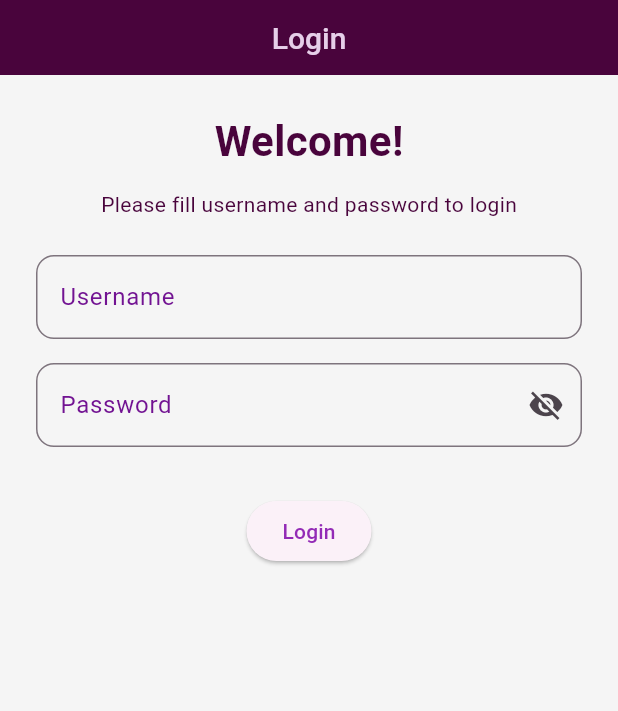
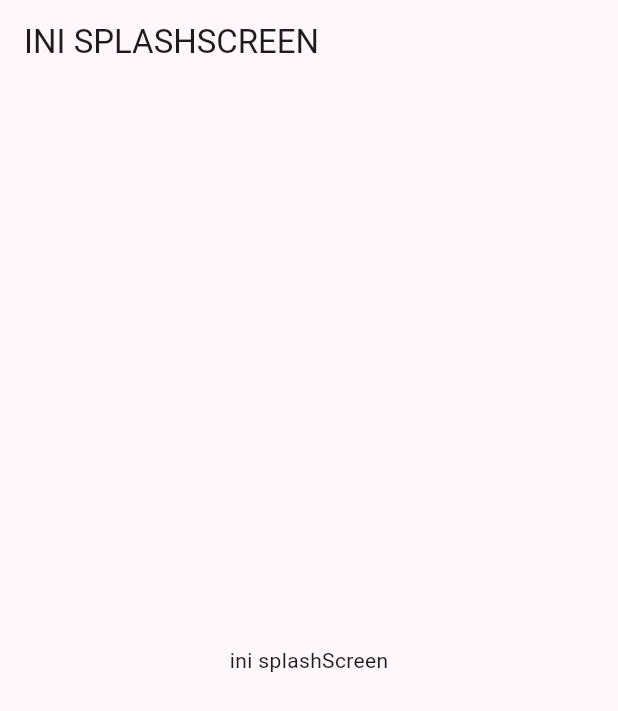
Before and after one commit to Mimirey/ToDoList_Project, a Flutter app: the first screen one second after launch, on a phone screen of 412 x 824 dp. Shown: the top 711 px of the screen. Run offline on Flutter 3.47's test engine with Material 3 defaults, Android fonts, the phone set to English and light mode, and no system bars; our stand-ins replace get, shared_preferences.

Commit message:
feat:[MI][SJM] feat/splashscreen

```diff
--- /dev/null
+++ b/todolist_project/lib/binding/splashscreen_binding.dart
@@ -0,0 +1,11 @@
+import 'package:get/get.dart';
+import 'package:get/get_core/src/get_main.dart';
+import 'package:get/get_instance/src/bindings_interface.dart';
+import 'package:todolist_project/controllers/splashscreen_controller.dart';
+
+class SplashscreenBinding extends Bindings{
+  @override
+  void dependencies() {
+    Get.lazyPut<SplashscreenController>(()=>SplashscreenController());
+  }
+}
--- a/todolist_project/lib/controllers/login_controller.dart
+++ b/todolist_project/lib/controllers/login_controller.dart
@@ -1,5 +1,6 @@
 import 'package:flutter/material.dart';
 import 'package:get/get.dart';
+import 'package:shared_preferences/shared_preferences.dart';
 import 'package:todolist_project/routes/routes.dart';
 
 class LoginController extends GetxController {
@@ -16,7 +17,7 @@ class LoginController extends GetxController {
   }
 
   // 🔹 Login sederhana (bisa dikembangkan)
-  void login(BuildContext context) {
+  Future<void> login(BuildContext context) async {
     String username = usernameController.text.trim();
     String password = passwordController.text.trim();
 
@@ -32,7 +33,8 @@ class LoginController extends GetxController {
 
     // Contoh login sederhana
     if (username == 'admin' && password == '123') {
-      // 🔹 Pastikan nama route benar
+      final prefs= await SharedPreferences.getInstance();
+      prefs.setString("username", usernameController.text.toString());
       Get.offAllNamed(AppRoutes.dahsboardPage);
     } else {
       ScaffoldMessenger.of(context).showSnackBar(
--- /dev/null
+++ b/todolist_project/lib/controllers/splashscreen_controller.dart
@@ -0,0 +1,30 @@
+import 'package:get/get.dart';
+import 'package:shared_preferences/shared_preferences.dart';
+import 'package:todolist_project/routes/routes.dart';
+
+class SplashscreenController extends GetxController{
+  @override
+  void onInit() {
+    // TODO: implement onInit
+    super.onInit();
+    checklogin();
+
+  }
+
+  checklogin() async {
+    final prefs= await SharedPreferences.getInstance();
+    await Future.delayed(Duration(seconds: 5));
+    if (prefs.getString("username")!= null){
+      Get.offAllNamed(AppRoutes.dahsboardPage);
+    }else{
+      Get.offAllNamed(AppRoutes.loginPage);
+    }
+  }
+
+  logout() async {
+    final prefs= await SharedPreferences.getInstance();
+    await prefs.clear();
+
+    Get.offAllNamed(AppRoutes.splashPage);
+  }
+}
--- a/todolist_project/lib/fragments/profile_fragment.dart
+++ b/todolist_project/lib/fragments/profile_fragment.dart
@@ -4,13 +4,16 @@ import 'package:get/get.dart';
 import 'package:get/instance_manager.dart';
 import 'package:todolist_project/components/custom_button.dart';
 import 'package:todolist_project/components/custom_colors.dart';
+import 'package:todolist_project/controllers/splashscreen_controller.dart';
 import 'package:todolist_project/routes/routes.dart';
 
 class ProfileFragment extends StatelessWidget {
   ProfileFragment({super.key});
 
+  final controller= Get.find<SplashscreenController>();
   @override
   Widget build(BuildContext context) {
+
     return Scaffold(
         appBar: AppBar(
           title: const Text("Profile", style: TextStyle(
@@ -164,7 +167,7 @@ class ProfileFragment extends StatelessWidget {
                     textConfirm: "Ya, Keluar",
                     confirmTextColor: AppColors.textPrimary,
                     onConfirm: () {
-                      Get.offAllNamed(AppRoutes.loginPage);
+                      controller.logout();
                     },
                     onCancel: () {},
                   );
--- a/todolist_project/lib/main.dart
+++ b/todolist_project/lib/main.dart
@@ -1,14 +1,18 @@
 import 'package:flutter/material.dart';
+import 'package:get/get.dart';
+import 'package:get/get_core/src/get_main.dart';
 import 'package:get/get_navigation/get_navigation.dart';
 import 'package:get/get_navigation/src/root/get_material_app.dart';
 import 'package:intl/date_symbol_data_local.dart';
 import 'package:todolist_project/components/custom_colors.dart';
+import 'package:todolist_project/controllers/splashscreen_controller.dart';
 import 'package:todolist_project/page/dashboard_page.dart';
 import 'package:todolist_project/pages.dart';
 import 'package:todolist_project/routes/routes.dart';
 
 Future<void> main() async {
    await initializeDateFormatting('id_ID', null);
+   Get.put(SplashscreenController(), permanent: true);
   runApp(const MyApp());
 }
 
@@ -24,7 +28,7 @@ class MyApp extends StatelessWidget {
         primaryColor: AppColors.textPrimary,
         colorScheme: ColorScheme.fromSeed(seedColor: AppColors.primary),
       ),
-      initialRoute: AppRoutes.loginPage,
+      initialRoute: AppRoutes.splashPage,
       getPages: AppPages.pages
     );
   }
--- /dev/null
+++ b/todolist_project/lib/page/splashscreen_page.dart
@@ -0,0 +1,22 @@
+import 'package:flutter/cupertino.dart';
+import 'package:flutter/material.dart';
+import 'package:get/get.dart';
+import 'package:get/get_core/src/get_main.dart';
+import 'package:todolist_project/controllers/splashscreen_controller.dart';
+
+class SplashscreenPage extends StatelessWidget {
+  SplashscreenPage({super.key});
+  final splashController= Get.find<SplashscreenController>();
+
+  @override
+  Widget build(BuildContext context) {
+    return Scaffold(
+      appBar : AppBar(title: Text("INI SPLASHSCREEN"),),
+      body: Center(
+        child: Container(
+          child: Text("ini splashScreen")
+        ),
+      ),
+    );
+  }
+}
--- a/todolist_project/lib/pages.dart
+++ b/todolist_project/lib/pages.dart
@@ -3,6 +3,7 @@ import 'package:todolist_project/binding/addNote_binding.dart';
 import 'package:todolist_project/binding/dashboard_binding.dart';
 import 'package:todolist_project/binding/editNote_binding.dart';
 import 'package:todolist_project/binding/login_binding.dart';
+import 'package:todolist_project/binding/splashscreen_binding.dart';
 import 'package:todolist_project/fragments/history_fragment.dart';
 import 'package:todolist_project/fragments/home_fragment.dart';
 import 'package:todolist_project/fragments/profile_fragment.dart';
@@ -10,6 +11,7 @@ import 'package:todolist_project/page/addNote_page.dart';
 import 'package:todolist_project/page/dashboard_page.dart';
 import 'package:todolist_project/page/editNote_page.dart';
 import 'package:todolist_project/page/login_page.dart';
+import 'package:todolist_project/page/splashscreen_page.dart';
 import 'package:todolist_project/routes/routes.dart';
 
 class AppPages{
@@ -17,9 +19,11 @@ class AppPages{
     GetPage(name: AppRoutes.dahsboardPage, page: ()=>DashboardPage(), binding: DashboardBinding()),
     GetPage(name: AppRoutes.homeFragment, page:()=>HomeFragment()),
     GetPage(name: AppRoutes.historyFragment, page:()=>HistoryFragment()),
-    GetPage(name: AppRoutes.profileFragment, page:()=>ProfileFragment()),
+    GetPage(name: AppRoutes.profileFragment, page:()=>ProfileFragment(), binding: SplashscreenBinding()),
     GetPage(name: AppRoutes.addNotePage, page: ()=>AddnotePage(),binding: AddnoteBinding()),
     GetPage(name: AppRoutes.editNotePage, page:()=>EditnotePage(),binding: EditNoteBinding()),
-    GetPage(name: AppRoutes.loginPage, page: ()=>LoginPage(),binding: LoginBinding())
+    GetPage(name: AppRoutes.loginPage, page: ()=>LoginPage(),binding: LoginBinding()),
+    GetPage(name: AppRoutes.splashPage, page: ()=>SplashscreenPage(),binding: SplashscreenBinding() )
+
   ];
 }
--- a/todolist_project/lib/routes/routes.dart
+++ b/todolist_project/lib/routes/routes.dart
@@ -6,4 +6,5 @@ class AppRoutes{
   static const String addNotePage='/addNotePage';
   static const String editNotePage='/editNotePage';
   static const String loginPage='/loginPage';
+  static const String splashPage='/splashPage';
 }
--- a/todolist_project/pubspec.yaml
+++ b/todolist_project/pubspec.yaml
@@ -36,6 +36,7 @@ dependencies:
   # Use with the CupertinoIcons class for iOS style icons.
   cupertino_icons: ^1.0.8
   intl: ^0.20.2
+  shared_preferences: ^2.5.3
 
 dev_dependencies:
   flutter_test:
```
Also changed, not shown: todolist_project/pubspec.lock, 1 other file.
